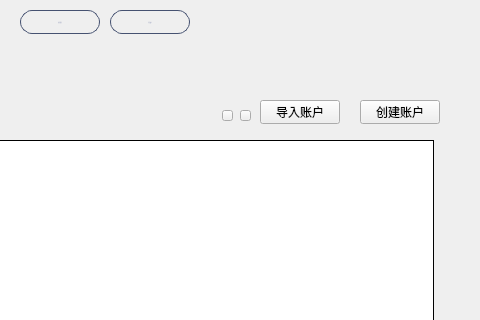
The window that mainpage.ui (HcashOrg/hx-indicator) describes before a commit, drawn with Qt 5; both pictures show x 290 to 770 and y 0 to 320 of the 770 by 530 pixel window.
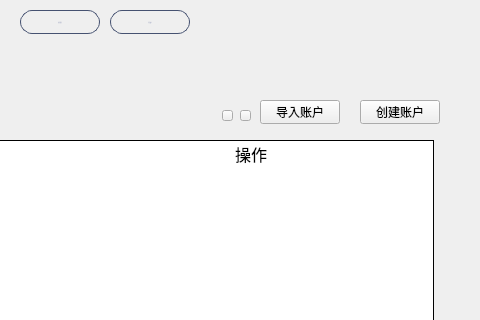
The same window after the commit.

Patch:
```diff
--- a/mainpage.ui
+++ b/mainpage.ui
@@ -439,6 +439,25 @@
     <string>导出账户</string>
    </property>
   </widget>
+  <widget class="QLabel" name="label_op">
+   <property name="geometry">
+    <rect>
+     <x>525</x>
+     <y>143</y>
+     <width>71</width>
+     <height>21</height>
+    </rect>
+   </property>
+   <property name="font">
+    <font>
+     <family>Microsoft YaHei UI</family>
+     <pointsize>12</pointsize>
+    </font>
+   </property>
+   <property name="text">
+    <string>操作</string>
+   </property>
+  </widget>
   <zorder>addressLabel</zorder>
   <zorder>accountListLabel</zorder>
   <zorder>addAccountBtn</zorder>
@@ -451,6 +470,7 @@
   <zorder>qrcodeBtn</zorder>
   <zorder>backupWalletBtn</zorder>
   <zorder>exportBtn</zorder>
+  <zorder>label_op</zorder>
  </widget>
  <resources/>
  <connections/>
```
